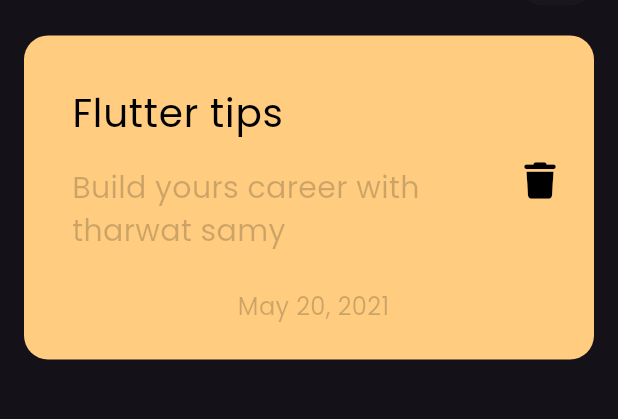
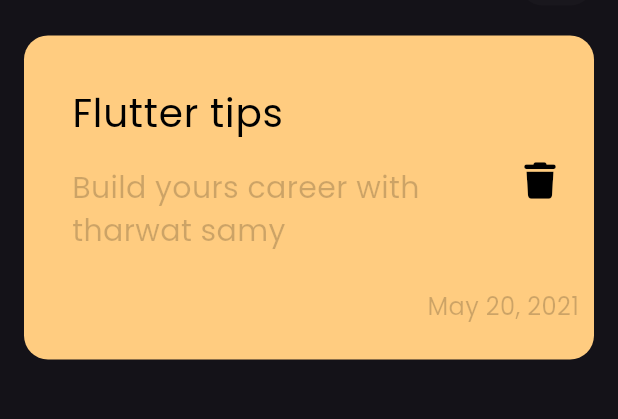
Before and after one commit to A7medkatheer/notes_app, a Flutter app: the screen it shows after launch, on a phone screen of 412 x 824 dp, the part 137-556 px from its top. Run offline on Flutter 3.47's test engine with Material 3 defaults, Android fonts, the phone set to English and light mode, and no system bars; our stand-ins replace font_awesome_flutter.

Commit message:
home page

```diff
--- a/lib/views/widgets/custom_note_item.dart
+++ b/lib/views/widgets/custom_note_item.dart
@@ -13,7 +13,7 @@ class NoteItem extends StatelessWidget {
         borderRadius: BorderRadius.circular(16),
       ),
       child: Column(
-        // crossAxisAlignment: CrossAxisAlignment.end,
+        crossAxisAlignment: CrossAxisAlignment.end,
         children: [
           ListTile(
             title: const Text(
```
